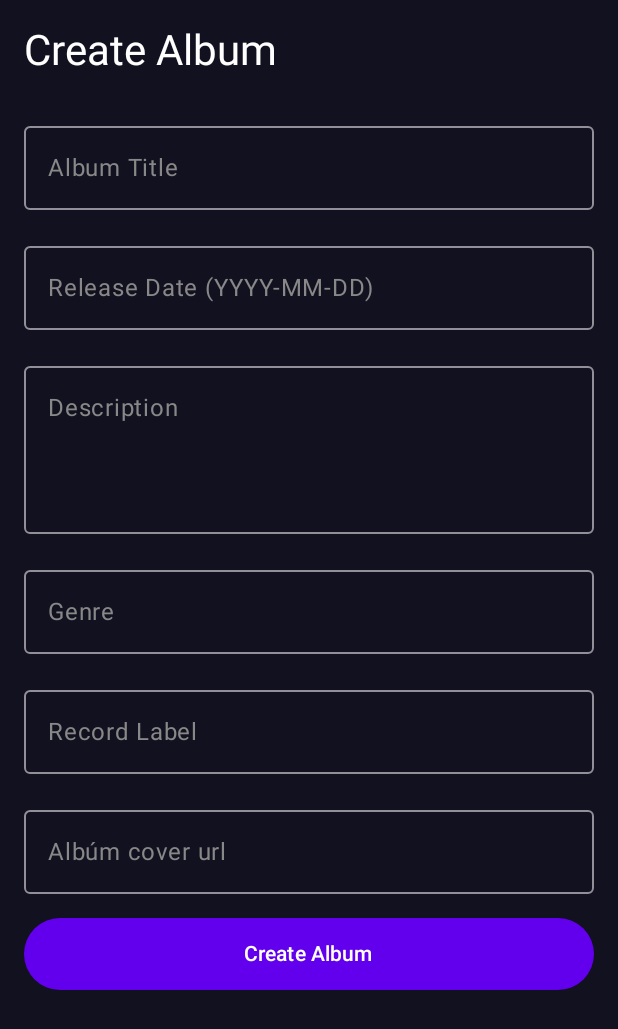
After one commit to apohies/vynilapp-misw4203, an Android app built with Jetpack Compose: the AlbumCreateActivity screen opened directly, with no data from a screen before it, on a phone screen of 412 x 824 dp. The commit adds this screen. Shown: the top 1029 px of the screen. Run offline under Robolectric (Android 15) with nearby library versions, the phone set to English and light mode, and no system bars; our stand-ins replace Dagger/Hilt's generated code.

Commit message:
Create AlbumCreateActivity for handling album creation

```diff
--- a/app/src/main/AndroidManifest.xml
+++ b/app/src/main/AndroidManifest.xml
@@ -30,6 +30,10 @@
             android:exported="false"
             android:label="Detalle del Álbum"
             android:theme="@style/Theme.Vynilapp" />
+        <activity android:name=".views.AlbumCreateActivity"
+            android:exported="false"
+            android:label="Crear Álbum"
+            android:theme="@style/Theme.Vynilapp"/>
     </application>
 
 </manifest>
--- /dev/null
+++ b/app/src/main/java/com/uniandes/vynilapp/views/AlbumCreateActivity.kt
@@ -0,0 +1,199 @@
+package com.uniandes.vynilapp.views
+
+import android.os.Bundle
+import androidx.activity.ComponentActivity
+import androidx.activity.compose.setContent
+import androidx.activity.enableEdgeToEdge
+import androidx.compose.foundation.background
+import androidx.compose.foundation.layout.Arrangement
+import androidx.compose.foundation.layout.Spacer
+import androidx.compose.foundation.layout.fillMaxSize
+import androidx.compose.foundation.layout.fillMaxWidth
+import androidx.compose.foundation.layout.height
+import androidx.compose.foundation.layout.padding
+import androidx.compose.foundation.lazy.LazyColumn
+import androidx.compose.material3.Button
+import androidx.compose.material3.ButtonDefaults
+import androidx.compose.material3.MaterialTheme
+import androidx.compose.material3.OutlinedTextField
+import androidx.compose.material3.OutlinedTextFieldDefaults
+import androidx.compose.material3.Scaffold
+import androidx.compose.material3.Text
+import androidx.compose.runtime.Composable
+import androidx.compose.runtime.getValue
+import androidx.compose.runtime.mutableStateOf
+import androidx.compose.runtime.remember
+import androidx.compose.runtime.setValue
+import androidx.compose.ui.Modifier
+import androidx.compose.ui.graphics.Color
+import androidx.compose.ui.platform.LocalContext
+import androidx.compose.ui.unit.dp
+import com.uniandes.vynilapp.ui.theme.VynilappTheme
+import dagger.hilt.android.AndroidEntryPoint
+
+@AndroidEntryPoint
+class AlbumCreateActivity(): ComponentActivity() {
+    override fun onCreate(savedInstanceState: Bundle?) {
+        super.onCreate(savedInstanceState)
+        enableEdgeToEdge()
+        setContent {
+            VynilappTheme {
+                Scaffold(modifier = Modifier.fillMaxSize()) { paddingValues ->
+                    AlbumCreateScreen(
+                        modifier = Modifier.padding(paddingValues)
+                    )
+                }
+            }
+        }
+    }
+}
+
+@Composable
+fun AlbumCreateScreen(modifier: Modifier = Modifier) {
+    var title by remember { mutableStateOf("") }
+    var releaseDate by remember { mutableStateOf("") }
+    var description by remember { mutableStateOf("") }
+    var genre by remember { mutableStateOf("") }
+    var recordLabel by remember { mutableStateOf("") }
+    var imageUrl by remember { mutableStateOf("") }
+
+    val context = LocalContext.current
+
+    LazyColumn(
+        modifier = modifier
+            .fillMaxSize()
+            .background(Color(0xFF111120))
+            .padding(16.dp),
+        verticalArrangement = Arrangement.spacedBy(16.dp)
+    ) {
+        item {
+            Text(
+                text = "Create Album",
+                style = MaterialTheme.typography.headlineMedium,
+                color = Color.White,
+                modifier = Modifier.padding(bottom = 8.dp)
+            )
+        }
+
+        // Title
+        item {
+            OutlinedTextField(
+                value = title,
+                onValueChange = { title = it },
+                label = { Text("Album Title") },
+                modifier = Modifier.fillMaxWidth(),
+                colors = OutlinedTextFieldDefaults.colors(
+                    focusedTextColor = Color.White,
+                    unfocusedTextColor = Color.White,
+                    focusedLabelColor = Color.LightGray,
+                    unfocusedLabelColor = Color.Gray
+                )
+            )
+        }
+
+        // Release Date
+        item {
+            OutlinedTextField(
+                value = releaseDate,
+                onValueChange = { releaseDate = it },
+                label = { Text("Release Date (YYYY-MM-DD)") },
+                modifier = Modifier.fillMaxWidth(),
+                colors = OutlinedTextFieldDefaults.colors(
+                    focusedTextColor = Color.White,
+                    unfocusedTextColor = Color.White,
+                    focusedLabelColor = Color.LightGray,
+                    unfocusedLabelColor = Color.Gray
+                )
+            )
+        }
+
+        // Description
+        item {
+            OutlinedTextField(
+                value = description,
+                onValueChange = { description = it },
+                label = { Text("Description") },
+                modifier = Modifier
+                    .fillMaxWidth()
+                    .height(120.dp),
+                maxLines = 4,
+                colors = OutlinedTextFieldDefaults.colors(
+                    focusedTextColor = Color.White,
+                    unfocusedTextColor = Color.White,
+                    focusedLabelColor = Color.LightGray,
+                    unfocusedLabelColor = Color.Gray
+                )
+            )
+        }
+
+        // Genre
+        item {
+            OutlinedTextField(
+                value = genre,
+                onValueChange = { genre = it },
+                label = { Text("Genre") },
+                modifier = Modifier.fillMaxWidth(),
+                colors = OutlinedTextFieldDefaults.colors(
+                    focusedTextColor = Color.White,
+                    unfocusedTextColor = Color.White,
+                    focusedLabelColor = Color.LightGray,
+                    unfocusedLabelColor = Color.Gray
+                )
+            )
+        }
+
+        // Record Label
+        item {
+            OutlinedTextField(
+                value = recordLabel,
+                onValueChange = { recordLabel = it },
+                label = { Text("Record Label") },
+                modifier = Modifier.fillMaxWidth(),
+                colors = OutlinedTextFieldDefaults.colors(
+                    focusedTextColor = Color.White,
+                    unfocusedTextColor = Color.White,
+                    focusedLabelColor = Color.LightGray,
+                    unfocusedLabelColor = Color.Gray
+                )
+            )
+        }
+
+        // Record Label
+        item {
+            OutlinedTextField(
+                value = imageUrl,
+                onValueChange = { imageUrl = it },
+                label = { Text("Albúm cover url") },
+                modifier = Modifier.fillMaxWidth(),
+                colors = OutlinedTextFieldDefaults.colors(
+                    focusedTextColor = Color.White,
+                    unfocusedTextColor = Color.White,
+                    focusedLabelColor = Color.LightGray,
+                    unfocusedLabelColor = Color.Gray
+                )
+            )
+        }
+
+        // Submit Button
+        item {
+            Button(
+                onClick = {
+                    // Handle form submission
+                    // TODO: call ViewModel to create album with all fields
+                },
+                modifier = Modifier
+                    .fillMaxWidth()
+                    .height(48.dp),
+                colors = ButtonDefaults.buttonColors(
+                    containerColor = Color(0xFF6200EE)
+                )
+            ) {
+                Text("Create Album", color = Color.White)
+            }
+        }
+
+        item {
+            Spacer(modifier = Modifier.height(16.dp))
+        }
+    }
+}
--- a/app/src/main/java/com/uniandes/vynilapp/views/AlbumsActivity.kt
+++ b/app/src/main/java/com/uniandes/vynilapp/views/AlbumsActivity.kt
@@ -1,15 +1,22 @@
 package com.uniandes.vynilapp.views
 
-import android.content.Context
+import android.R
 import android.content.Intent
+import android.text.style.BackgroundColorSpan
 import androidx.compose.foundation.background
 import androidx.compose.foundation.layout.*
 import androidx.compose.foundation.lazy.grid.GridCells
 import androidx.compose.foundation.lazy.grid.LazyVerticalGrid
 import androidx.compose.foundation.lazy.grid.items
+import androidx.compose.material.icons.Icons
+import androidx.compose.material.icons.filled.Add
 import androidx.compose.material3.CircularProgressIndicator
 import androidx.compose.material3.Text
 import androidx.compose.material3.Button
+import androidx.compose.material3.FilledIconButton
+import androidx.compose.material3.Icon
+import androidx.compose.material3.IconButtonDefaults
+import androidx.compose.material3.MaterialTheme
 import androidx.compose.runtime.*
 import androidx.compose.ui.Alignment
 import androidx.compose.ui.Modifier
@@ -31,6 +38,7 @@ fun AlbumsScreen(
 ) {
     val uiState by viewModel.uiState.collectAsStateWithLifecycle()
     var searchText by remember { mutableStateOf("") }
+    val local_context = LocalContext.current
 
     Column(
         modifier = modifier
@@ -39,11 +47,19 @@ fun AlbumsScreen(
             .padding(16.dp)
     ) {
 
-        SearchBar(
-            value = searchText,
-            onValueChange = { searchText = it },
-            placeholder = "Find in albums"
-        )
+        Row(modifier = modifier.fillMaxWidth()) {
+            SearchBar(
+                value = searchText,
+                onValueChange = { searchText = it },
+                placeholder = "Find in albums"
+            )
+            Spacer(Modifier.weight(1f))
+            PlusIconButton(onClick = {
+                val intent = Intent(local_context, AlbumCreateActivity::class.java)
+                local_context.startActivity(intent)
+            })
+
+        }
 
         Spacer(modifier = Modifier.height(16.dp))
 
@@ -116,6 +132,19 @@ fun AlbumsGrid(albums: List<Album>) {
 }
 
 @Composable
+fun PlusIconButton(onClick:() -> Unit, modifier: Modifier = Modifier) {
+    FilledIconButton(
+        onClick = onClick,
+        modifier = Modifier.size(48.dp)
+    ) {
+        Icon(
+            imageVector = Icons.Filled.Add,
+            contentDescription = "Add" // Content description for accessibility
+        )
+    }
+}
+
+@Composable
 fun ErrorContent(
     message: String,
     onRetry: () -> Unit
--- a/app/src/main/java/com/uniandes/vynilapp/views/common/SearchBar.kt
+++ b/app/src/main/java/com/uniandes/vynilapp/views/common/SearchBar.kt
@@ -26,7 +26,7 @@ fun SearchBar(
 ) {
     Box(
         modifier = modifier
-            .fillMaxWidth()
+            .fillMaxWidth(0.85f)
             .height(48.dp)
             .background(
                 color = Color(0xFF1E1E2E),
```
